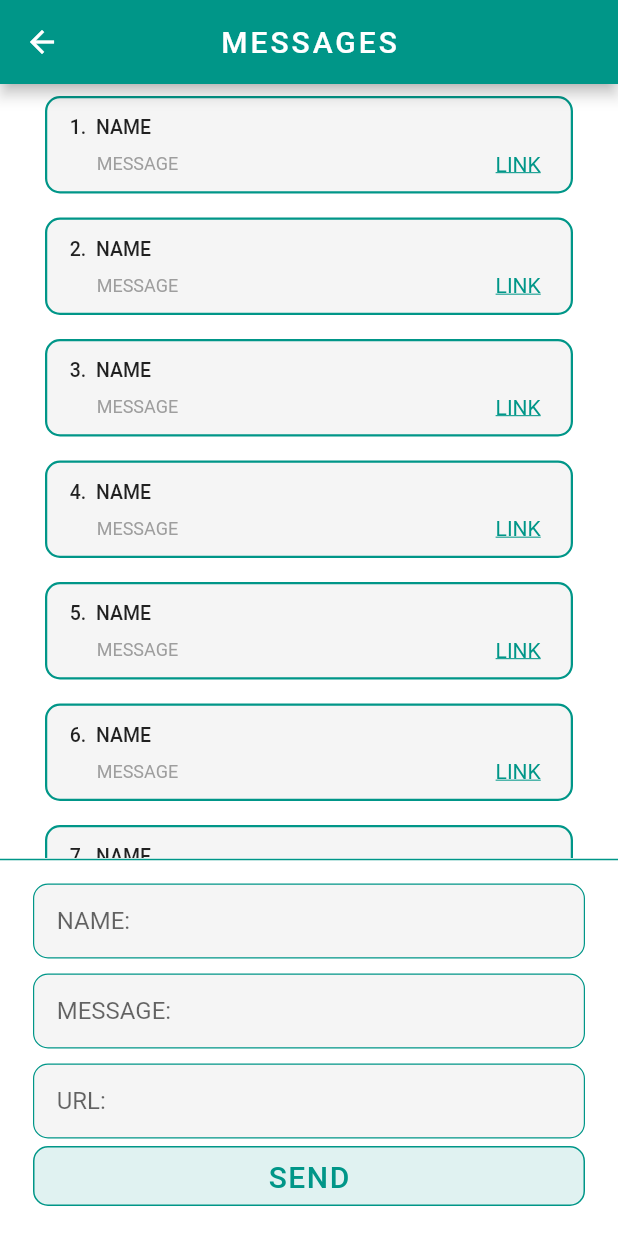
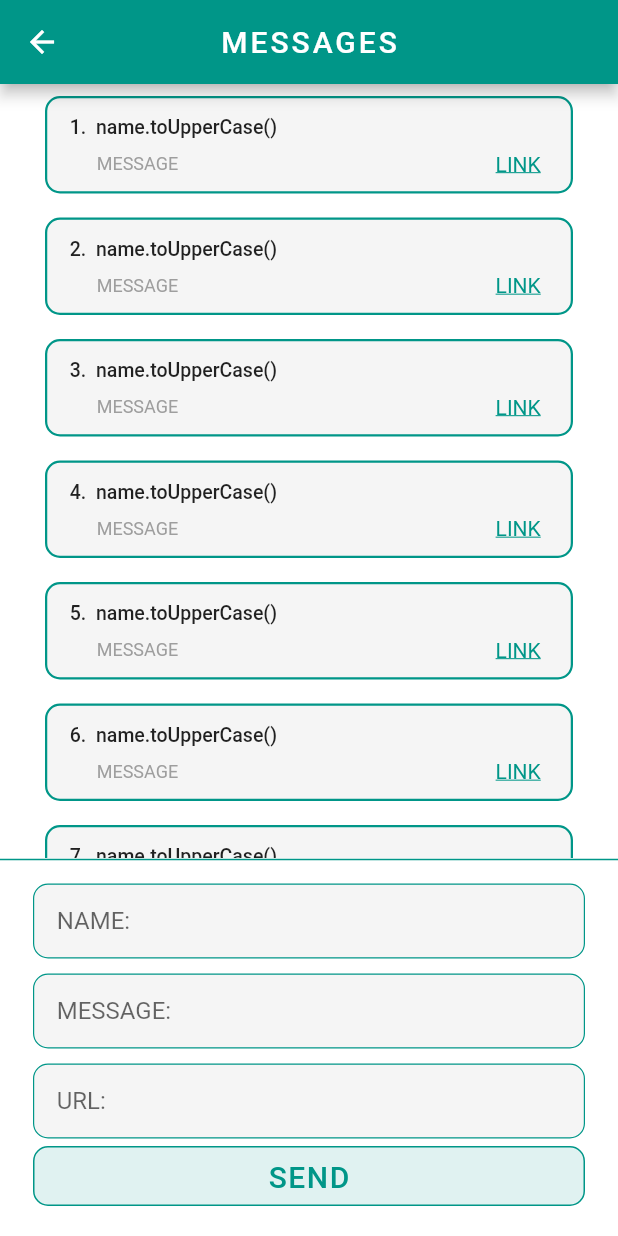
Before and after one commit to Barzy-Yasin/profile_linktree_app, a Flutter app: the Chat screen opened by its route, on a phone screen of 412 x 824 dp. Run offline on Flutter 3.47's test engine with Material 2 defaults, Android fonts, the phone set to English and light mode, and no system bars; our stand-ins replace font_awesome_flutter, url_launcher_web; statements that could not run were skipped.

Commit message:
fixing string interpolation warning

```diff
--- a/lib/src/screens/chat.dart
+++ b/lib/src/screens/chat.dart
@@ -174,7 +174,7 @@ class OutputContainerWidget extends StatelessWidget {
             margin: const EdgeInsets.fromLTRB(15.0, 12.0, 15.0, 8.0),
             child: Text(
               // 'name'.toUpperCase(),
-              "$index.  " + name.toUpperCase(),
+              "$index.  name.toUpperCase()",
               style: const TextStyle(
                 fontSize: 13,
                 fontWeight: FontWeight.w500,
```
